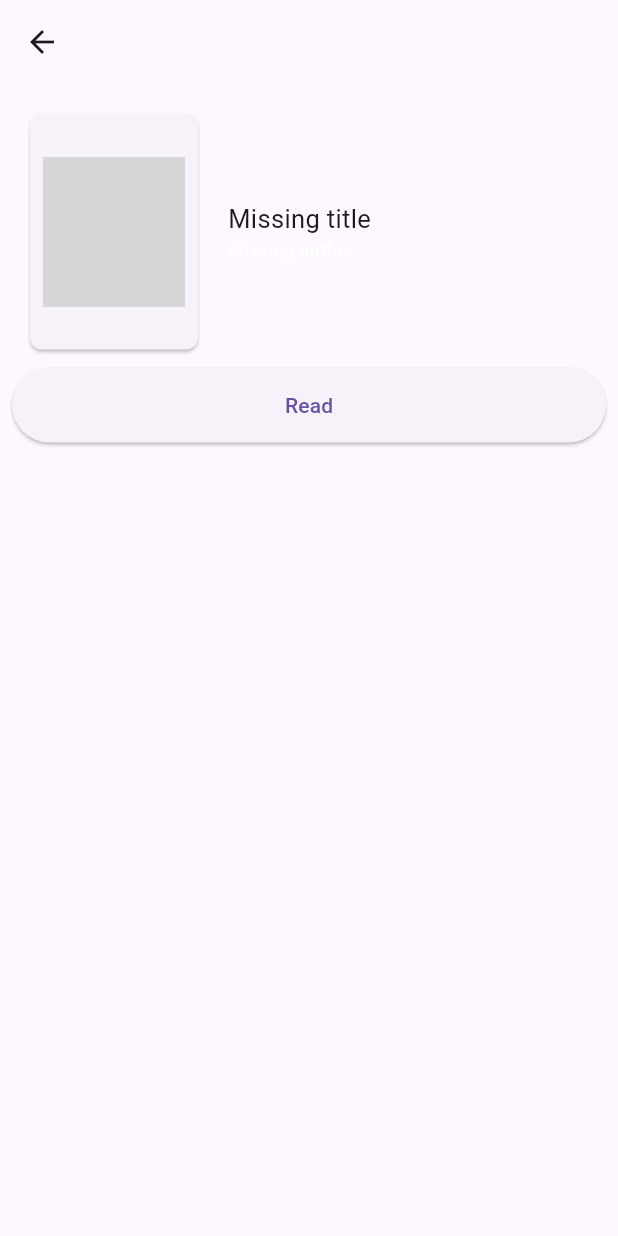
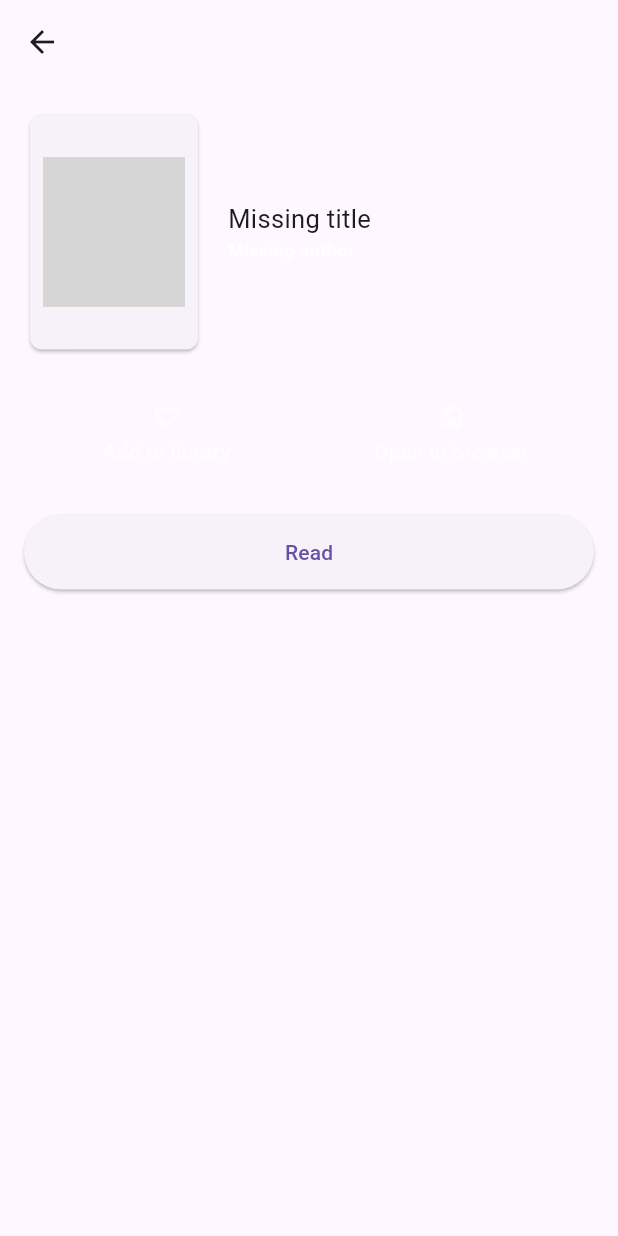
Before and after one commit to andreikovacs03/folio, a Flutter app: the BookView screen opened by its route, on a phone screen of 412 x 824 dp. Run offline on Flutter 3.47's test engine with Material 2 defaults, Android fonts, the light colour scheme and no system bars; our stand-ins replace dio, go_router, retrofit; missing offline and left inert: syncfusion_flutter_pdfviewer; generated files the repository leaves out were written again; network calls fail; grey boxes are pictures that could not be loaded.

Commit message:
feat: favorite book and open in browser

```diff
--- a/lib/views/book_view.dart
+++ b/lib/views/book_view.dart
@@ -41,15 +41,20 @@ class BookView extends StatelessWidget {
                     padding: const EdgeInsets.all(8.0),
                     child: ConstrainedBox(
                       constraints: const BoxConstraints(
-                          minWidth: 120, maxHeight: 165, maxWidth: 120),
+                        minWidth: 120,
+                        maxHeight: 165,
+                        maxWidth: 120,
+                      ),
                       child: Card(
                         shape: RoundedRectangleBorder(
-                            borderRadius: BorderRadius.circular(8)),
+                          borderRadius: BorderRadius.circular(8),
+                        ),
                         child: Center(
                           child: Image.network(
                               height: 100,
                               width: 95,
-                                "https://upload.wikimedia.org/wikipedia/commons/thumb/d/d8/Libgen_logo.svg/1200px-Libgen_logo.svg.png")),
+                              "https://upload.wikimedia.org/wikipedia/commons/thumb/d/d8/Libgen_logo.svg/1200px-Libgen_logo.svg.png"),
+                        ),
                       ),
                     ),
                   ),
@@ -70,7 +75,8 @@ class BookView extends StatelessWidget {
                             style: TextStyle(
                               fontSize: 12,
                               fontWeight: FontWeight.w600,
-                                foreground: Paint()..color = Colors.white70),
+                              foreground: Paint()..color = Colors.white70,
+                            ),
                           ),
                         ],
                       ),
@@ -78,17 +84,70 @@ class BookView extends StatelessWidget {
                   ),
                 ],
               ),
+              Padding(
+                padding: const EdgeInsets.all(8.0),
+                child: Row(children: [
+                  Expanded(
+                    child: ElevatedButton(
+                      style: ElevatedButton.styleFrom(
+                        foregroundColor: Colors.white54,
+                        backgroundColor: Colors.transparent,
+                        shadowColor: Colors.transparent,
+                        surfaceTintColor: Colors.transparent,
+                        padding: const EdgeInsets.all(16),
+                      ),
+                      statesController: MaterialStatesController(),
+                      onPressed: () => {},
+                      child: Column(
+                        children: const [
+                          Padding(
+                            padding: EdgeInsets.only(bottom: 4),
+                            child: Icon(Icons.favorite_border),
+                          ),
+                          Text('Add to library'),
+                        ],
+                      ),
+                    ),
+                  ),
+                  Expanded(
+                    child: ElevatedButton(
+                      style: ElevatedButton.styleFrom(
+                        foregroundColor: Colors.white54,
+                        backgroundColor: Colors.transparent,
+                        shadowColor: Colors.transparent,
+                        surfaceTintColor: Colors.transparent,
+                        padding: const EdgeInsets.all(16),
+                      ),
+                      statesController: MaterialStatesController(),
+                      onPressed: () => {},
+                      child: Column(
+                        children: const [
+                          Padding(
+                            padding: EdgeInsets.only(bottom: 4),
+                            child: Icon(Icons.public),
+                          ),
+                          Text('Open in browser'),
+                        ],
+                      ),
+                    ),
+                  ),
+                ]),
+              ),
               Expanded(
                 child: ListView.builder(
                   itemCount: 1,
                   itemBuilder: (context, index) {
-                    return ElevatedButton(
+                    return Padding(
+                      padding: const EdgeInsets.all(8.0),
+                      child: ElevatedButton(
                         style: ElevatedButton.styleFrom(
                           // shape: const RoundedRectangleBorder(
                           //     borderRadius: BorderRadius.zero),
-                          minimumSize: const Size.fromHeight(50)),
+                          minimumSize: const Size.fromHeight(50),
+                        ),
                         onPressed: () => onRead(),
                         child: const Text('Read'),
+                      ),
                     );
                   },
                 ),
```
Also changed, not shown: lib/views/browse_search_view.dart (+8 -4 lines). Lines whose indentation alone changed are shown as unchanged.
